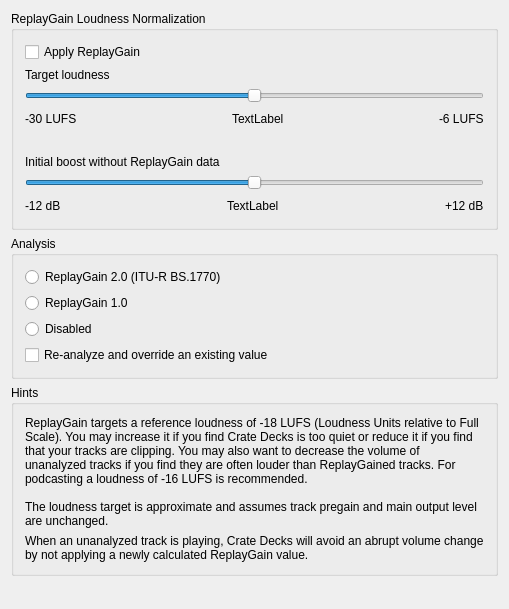
Before: the Qt Designer form src/preferences/dialog/dlgprefreplaygaindlg.ui in thecrateapp/crate-decks, drawn with Qt 5.
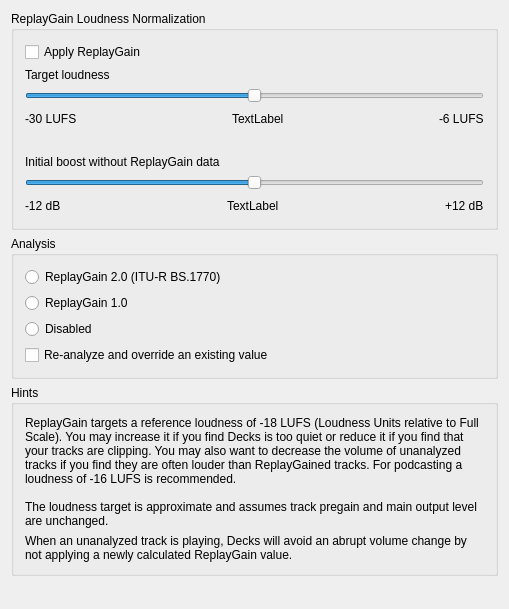
After: the same form once the commit is applied.

Commit message: feat(decks): call the application Decks

What changed in the file:
```diff
--- a/src/preferences/dialog/dlgprefreplaygaindlg.ui
+++ b/src/preferences/dialog/dlgprefreplaygaindlg.ui
@@ -275,7 +275,7 @@
       <item row="0" column="0">
        <widget class="QLabel" name="label_8">
         <property name="text">
-         <string>ReplayGain targets a reference loudness of -18 LUFS (Loudness Units relative to Full Scale). You may increase it if you find Crate Decks is too quiet or reduce it if you find that your tracks are clipping. You may also want to decrease the volume of unanalyzed tracks if you find they are often louder than ReplayGained tracks. For podcasting a loudness of -16 LUFS is recommended.
+         <string>ReplayGain targets a reference loudness of -18 LUFS (Loudness Units relative to Full Scale). You may increase it if you find Decks is too quiet or reduce it if you find that your tracks are clipping. You may also want to decrease the volume of unanalyzed tracks if you find they are often louder than ReplayGained tracks. For podcasting a loudness of -16 LUFS is recommended.
 
 The loudness target is approximate and assumes track pregain and main output level are unchanged.</string>
         </property>
@@ -290,7 +290,7 @@
       <item row="1" column="0">
        <widget class="QLabel" name="label_26">
         <property name="text">
-         <string>When an unanalyzed track is playing, Crate Decks will avoid an abrupt volume change by not applying a newly calculated ReplayGain value.</string>
+         <string>When an unanalyzed track is playing, Decks will avoid an abrupt volume change by not applying a newly calculated ReplayGain value.</string>
         </property>
         <property name="wordWrap">
          <bool>true</bool>
```
The commit also changes 102 other files.
